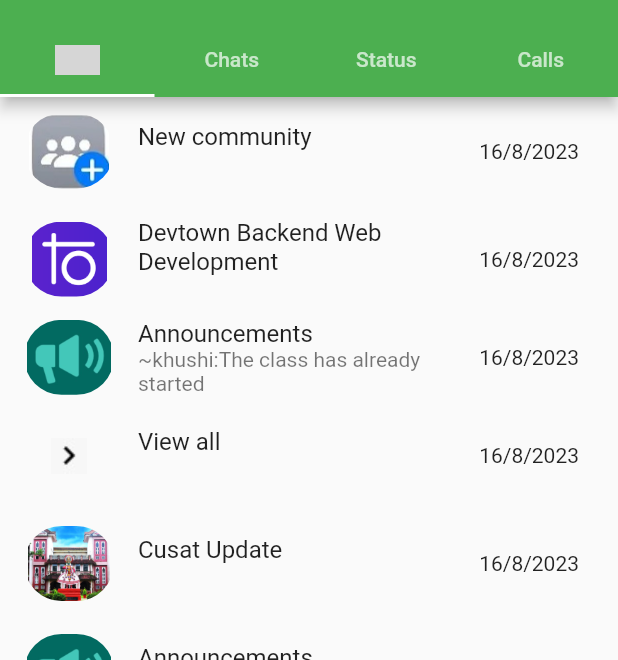
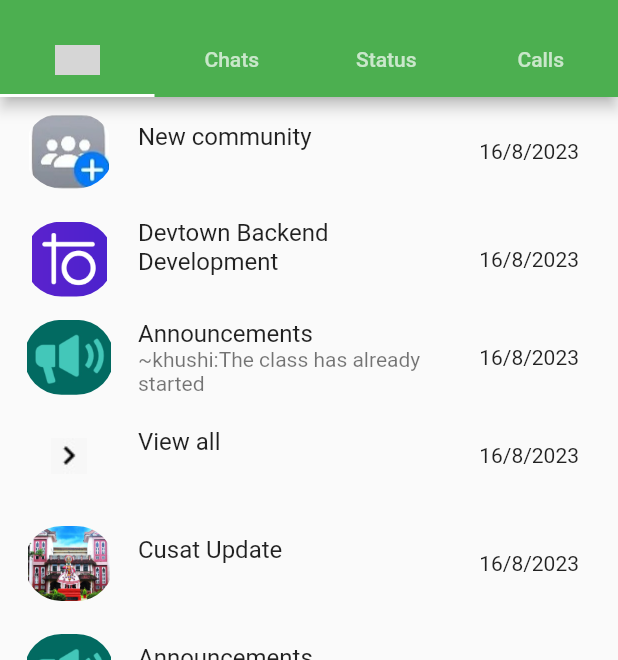
Before and after one commit to WidgetWhizz/Whatsapp_Flutter, a Flutter app: the screen it shows after launch, on a phone screen of 412 x 824 dp, the part 59-719 px from its top. Run offline on Flutter 3.47's test engine with Material 2 defaults, Android fonts, the phone set to English and light mode, and no system bars; our stand-ins replace google_fonts; grey boxes are pictures that could not be loaded.

Commit message:
Community Page Updated

```diff
--- a/lib/src/core/constants/Strings.dart
+++ b/lib/src/core/constants/Strings.dart
@@ -1,7 +1,10 @@
-const communityName1 = "New community";
-const communityName2 = "Announcements";
-const communityName3 = "View all";
-const communityName4 = "Cusat Update";
-const communityName5 = "Announcements";
-const communitylastMessage1 = "~khushi:The class has already started";
-const communitylastMessage2 = "Cochin University";
+class Strings {
+  static const communityName1 = "New community";
+  static const communityName2 = "Announcements";
+  static const communityName3 = "View all";
+  static const communityName4 = "Cusat Update";
+  static const communityName5 = "Announcements";
+  static const communityName6 = "Devtown Backend Development";
+  static const communitylastMessage1 = "~khushi:The class has already started";
+  static const communitylastMessage2 = "Cochin University";
+}
--- a/lib/src/features/community/Community.dart
+++ b/lib/src/features/community/Community.dart
@@ -1,4 +1,5 @@
 import 'package:flutter/material.dart';
+import 'package:whatsapp_design/src/core/constants/Strings.dart';
 
 class CommunityPage extends StatefulWidget {
   @override
@@ -8,38 +9,38 @@
 class _CommunityPageState extends State<CommunityPage> {
   List<Community> communities = [
     Community(
-        name: 'New community',
+        name: Strings.communityName1,
         lastMessage: '',
         lastMessageDate: DateTime.parse('2023-08-16'),
         imageAsset: 'assets/images/img.png',
         unreadCount: 0),
     Community(
-        name: 'Devtown Backend Web Development',
+        name: Strings.communityName6,
         lastMessage: '',
         lastMessageDate: DateTime.parse('2023-08-16'),
         imageAsset: 'assets/images/devtown.png',
         unreadCount: 0),
     Community(
-        name: 'Announcements',
-        lastMessage: '~khushi:The class has already started',
+        name: Strings.communityName2,
+        lastMessage: Strings.communitylastMessage1,
         lastMessageDate: DateTime.parse('2023-08-16'),
         imageAsset: 'assets/images/speaker.jpeg',
         unreadCount: 0),
     Community(
-        name: 'View all',
+        name: Strings.communityName3,
         lastMessage: ' ',
         lastMessageDate: DateTime.parse('2023-08-16'),
         imageAsset: 'assets/images/img_1.png',
         unreadCount: 0),
     Community(
-        name: 'Cusat Update',
+        name: Strings.communityName4,
         lastMessage: '',
         lastMessageDate: DateTime.parse('2023-08-16'),
         imageAsset: 'assets/images/img_2.png',
         unreadCount: 0),
     Community(
-        name: 'Announcements',
-        lastMessage: 'Cochin University',
+        name: Strings.communityName5,
+        lastMessage: Strings.communitylastMessage2,
         lastMessageDate: DateTime.parse('2023-08-16'),
         imageAsset: 'assets/images/speaker.jpeg',
         unreadCount: 0),
```
